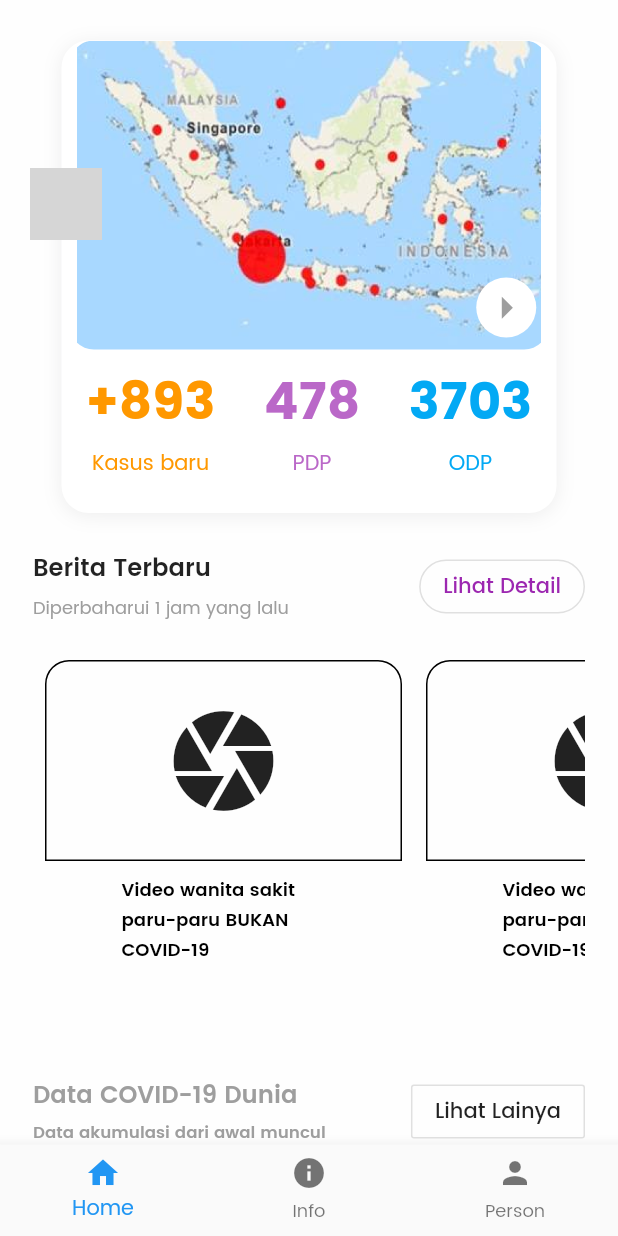
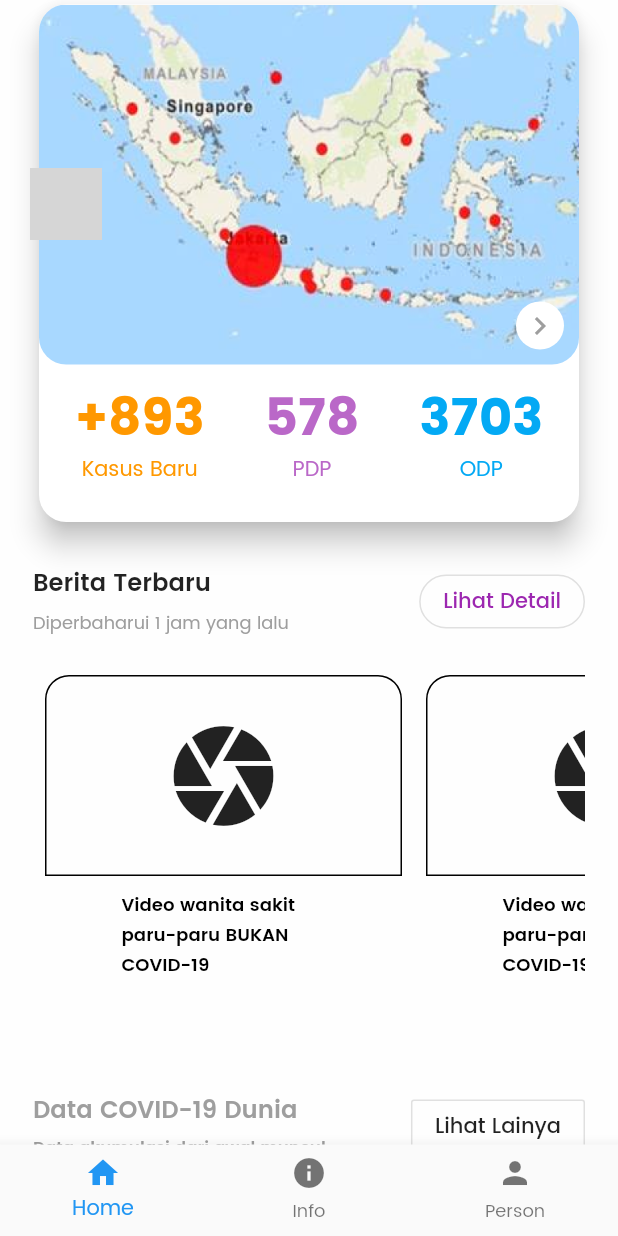
Before and after one commit to 4RSIM3R/itacov-flutter, a Flutter app: the screen it shows after launch, scrolled down 576 dp, on a phone screen of 412 x 824 dp. Run offline on Flutter 3.47's test engine with Material 2 defaults, Android fonts, the phone set to English and light mode, and no system bars; our stand-ins replace dio, rxdart; network calls fail; grey boxes are pictures that could not be loaded.

Commit message:
Perbaikan gambar maps yang melebihi batas ukuran layar

```diff
--- a/lib/ui/widgets/home_body.dart
+++ b/lib/ui/widgets/home_body.dart
@@ -25,8 +25,7 @@ class _HomeBodyState extends State<HomeBody> {
       padding: EdgeInsets.only(top: 234),
       child: Container(
         width: MediaQuery.of(context).size.width,
-        decoration: BoxDecoration(
-            borderRadius: BorderRadius.circular(36), color: Color(0xFFFEFEFE)),
+        decoration: BoxDecoration(borderRadius: BorderRadius.circular(36), color: Color(0xFFFEFEFE)),
         padding: EdgeInsets.only(top: 26, left: 22, right: 22, bottom: 100),
         child: Column(
           children: <Widget>[
@@ -80,8 +79,7 @@ class CardBerita extends StatelessWidget {
               height: 134,
               width: double.infinity,
               decoration: BoxDecoration(
-                borderRadius:
-                    BorderRadius.vertical(top: Radius.circular(spacing(2))),
+                borderRadius: BorderRadius.vertical(top: Radius.circular(spacing(2))),
                 border: Border.all(
                   color: Colors.black,
                   width: 1,
@@ -187,10 +185,7 @@ class BeritaTerbaru extends StatelessWidget {
 
   @override
   Widget build(BuildContext context) {
-    return buildHeader(
-        title: 'Berita Terbaru',
-        desc: 'Diperbaharui 1 jam yang lalu',
-        onPressedAction: () => Navigator.pushNamed(context, '/news'));
+    return buildHeader(title: 'Berita Terbaru', desc: 'Diperbaharui 1 jam yang lalu', onPressedAction: () => Navigator.pushNamed(context, '/news'));
   }
 }
 
@@ -202,113 +197,113 @@ class PetaPersebaran extends StatelessWidget {
   @override
   Widget build(BuildContext context) {
     final ThemeData theme = Theme.of(context);
-
     return Column(
+      crossAxisAlignment: CrossAxisAlignment.stretch,
       children: <Widget>[
-        Align(
-          alignment: Alignment.centerLeft,
-          child: buildHeader(title: 'Peta Persebaran'),
+        Text(
+          'Peta Persebaran',
+          style: TextStyle(
+            fontFamily: 'Poppins',
+            color: Colors.black87,
+            fontWeight: FontWeight.w600,
+            fontSize: 16,
           ),
-        SizedBox(height: spacing(0.5)),
-        Container(
-          height: 315,
-          width: 330,
-          decoration: BoxDecoration(
-            color: white,
-            boxShadow: [
-              BoxShadow(
-                offset: Offset(0, 2),
-                blurRadius: 10,
-                color: Color.fromRGBO(0, 0, 2, 0.0643399),
         ),
-            ],
+        Card(
+          color: Colors.white,
+          shape: RoundedRectangleBorder(
             borderRadius: BorderRadius.circular(18),
           ),
+          elevation: 8,
           child: Column(
             children: <Widget>[
-              Row(
-                mainAxisAlignment: MainAxisAlignment.center,
-                crossAxisAlignment: CrossAxisAlignment.center,
+              Stack(
                 children: <Widget>[
-                  Container(
-                    height: 206,
-                    width: 319,
+                  ClipRRect(
+                    borderRadius: BorderRadius.circular(18),
+                    child: Image.asset('assets/images/Bitmap.png'),
+                  ),
+                  Positioned(
+                    bottom: 10,
+                    right: 10,
+                    child: Container(
                       decoration: BoxDecoration(
-                        borderRadius: BorderRadius.circular(16.0),
-                        image: DecorationImage(
-                            image: AssetImage("assets/images/Bitmap.png"))),
-                    child: Padding(
-                      padding: const EdgeInsets.all(8.0),
-                      child: Align(
-                        alignment: Alignment.bottomRight,
-                        child: Container(
-                          width: 40,
-                          height: 40,
-                          decoration: BoxDecoration(
-                              borderRadius: BorderRadius.circular(26.0),
-                              color: white),
+                        shape: BoxShape.circle,
+                        color: Colors.white,
+                      ),
+                      padding: EdgeInsets.all(4),
                       child: Icon(
-                            Icons.arrow_right,
-                            size: 35,
+                        Icons.chevron_right,
                         color: Colors.grey,
                       ),
                     ),
                   ),
-                    ),
-                  )
                 ],
               ),
-              SizedBox(height: spacing(1)),
-              Row(
-                mainAxisAlignment: MainAxisAlignment.spaceAround,
+              Padding(
+                padding: const EdgeInsets.all(24.0),
+                child: Row(
+                  mainAxisAlignment: MainAxisAlignment.spaceBetween,
                   children: <Widget>[
                     Column(
+                      crossAxisAlignment: CrossAxisAlignment.center,
                       children: <Widget>[
                         Text(
                           '+893',
                           style: theme.textTheme.display1.copyWith(
-                            color: Colors.orange, fontWeight: FontWeight.bold),
+                            color: Colors.orange,
+                            fontWeight: FontWeight.bold,
+                            height: 1.0,
+                          ),
                         ),
                         Text(
-                        'Kasus baru',
-                        style: theme.textTheme.body1
-                            .copyWith(color: Colors.orange),
+                          'Kasus Baru',
+                          style: theme.textTheme.body1.copyWith(
+                            color: Colors.orange,
+                          ),
                         ),
                       ],
                     ),
                     Column(
+                      crossAxisAlignment: CrossAxisAlignment.center,
                       children: <Widget>[
                         Text(
-                        '478',
+                          '578',
                           style: theme.textTheme.display1.copyWith(
                             color: Colors.purple[300],
                             fontWeight: FontWeight.bold,
+                            height: 1.0,
                           ),
                         ),
                         Text(
                           'PDP',
-                        style: theme.textTheme.body1
-                            .copyWith(color: Colors.purple[300]),
+                          style: theme.textTheme.body1.copyWith(
+                            color: Colors.purple[300],
+                          ),
                         ),
                       ],
                     ),
                     Column(
+                      crossAxisAlignment: CrossAxisAlignment.center,
                       children: <Widget>[
                         Text(
                           '3703',
                           style: theme.textTheme.display1.copyWith(
                             color: Colors.lightBlue,
                             fontWeight: FontWeight.bold,
+                            height: 1.0,
                           ),
                         ),
                         Text(
                           'ODP',
-                        style: theme.textTheme.body1
-                            .copyWith(color: Colors.lightBlue),
+                          style: theme.textTheme.body1.copyWith(
+                            color: Colors.lightBlue,
+                          ),
                         ),
                       ],
+                    )
+                  ],
                 ),
-                ],
               ),
             ],
           ),
```
Lines whose indentation alone changed are shown as unchanged.
